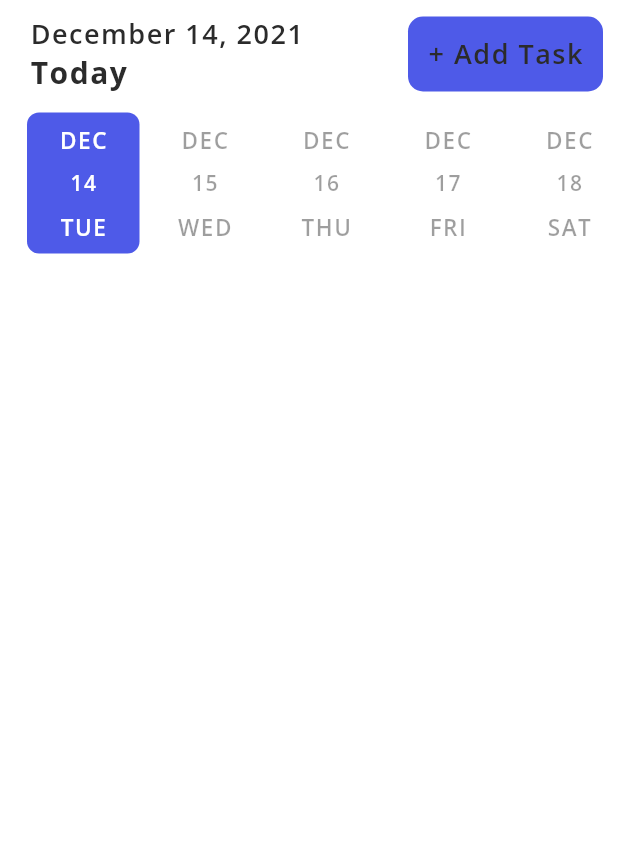
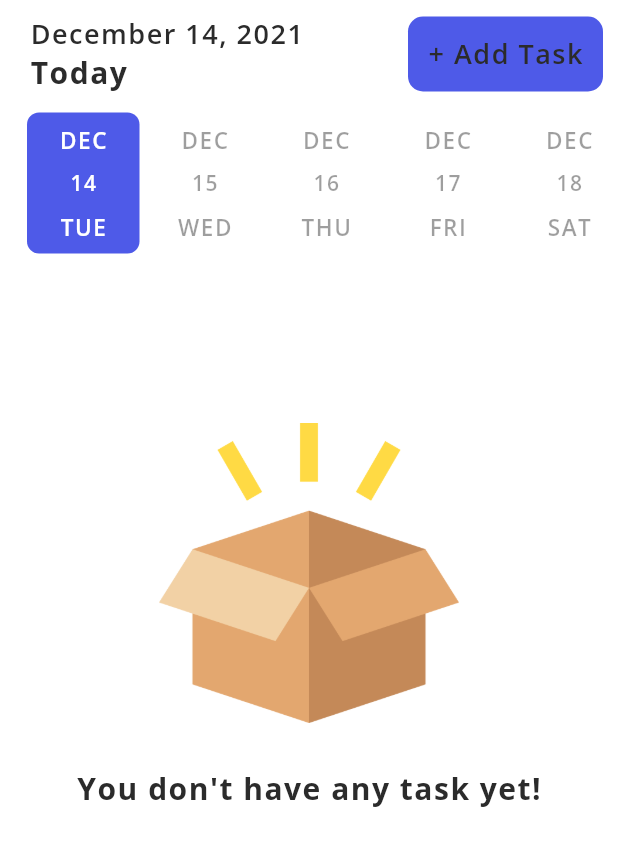
Before and after one commit to eslammongy/TodoApp, a Flutter app: the screen it shows after launch, on a phone screen of 412 x 824 dp, the part 84-950 px from its top. Run offline on Flutter 3.47's test engine with Material 2 defaults, Android fonts, the light colour scheme and no system bars; drawn by our look-alikes of date_picker_timeline; our stand-ins replace another_flushbar, flutter_local_notifications, flutter_native_timezone, flutter_staggered_animations, get, get_storage and 4 more; accounts and stored records are empty.

Commit message:
fix task colos issue

```diff
--- a/todo_app/lib/constants/theme.dart
+++ b/todo_app/lib/constants/theme.dart
@@ -7,7 +7,7 @@ const Color blueClr = Color(0xFF4e5ae8);
 const Color orangeClr = Color(0xCFFF5403);
 const Color pinkClr = Color(0xFFff4667);
 const Color purpleClr = Color(0xFF6E3CBC);
-const Color greenClr = Color(0xFF49FF00);
+const Color greenClr = Color(0xFF61BB46);
 
 const Color white = Colors.white;
 const primaryClr = blueClr;
--- a/todo_app/lib/db/db_helper.dart
+++ b/todo_app/lib/db/db_helper.dart
@@ -6,9 +6,9 @@ class DBHelper {
   static const int dbVersion = 1;
   static const String tabelName = 'tasks';
 
-  static Future initDB() async {
+  static Future<void> initDB() async {
     if (taskDB != null) {
-      print('Task Database Initialized');
+      print('Task Database Already Initialized');
       return;
     } else {
       try {
@@ -17,7 +17,7 @@ class DBHelper {
           dbPath,
           version: dbVersion,
           onCreate: (db, version) async {
-            await db.execute('CREATE TABLE $tabelName('
+            return db.execute('CREATE TABLE $tabelName('
                 'id INTEGER PRIMARY KEY AUTOINCREMENT, '
                 'title STRING, note TEXT, date STRING, '
                 'startTime STRING, endTime STRING, '
--- a/todo_app/lib/screens/home_screen.dart
+++ b/todo_app/lib/screens/home_screen.dart
@@ -3,6 +3,7 @@ import 'package:flutter/material.dart';
 import 'package:flutter_staggered_animations/flutter_staggered_animations.dart';
 import 'package:get/get.dart';
 import 'package:google_fonts/google_fonts.dart';
+import 'package:intl/intl.dart';
 import 'package:todo_app/constants/size_config.dart';
 import 'package:todo_app/constants/theme.dart';
 import 'package:todo_app/controllers/task_controller.dart';
@@ -33,6 +34,7 @@ class _HomeScreenState extends State<HomeScreen> {
     notificationHelper = NotifyHelper();
     notificationHelper.requestIOSPermissions();
     notificationHelper.initializeNotification();
+    taskController.getAllTasks();
   }
 
   @override
@@ -163,6 +165,12 @@ class _HomeScreenState extends State<HomeScreen> {
 
   displayAllTasks() {
     return Expanded(
+      child: Obx(() {
+        if (taskController.tasksList.isEmpty) {
+          return noTasksFound();
+        } else {
+          return RefreshIndicator(
+            onRefresh: () => taskController.getAllTasks(),
             child: ListView.builder(
                 scrollDirection: SizeConfig.orientation == Orientation.landscape
                     ? Axis.horizontal
@@ -171,10 +179,13 @@ class _HomeScreenState extends State<HomeScreen> {
                 itemCount: taskController.tasksList.length,
                 itemBuilder: (BuildContext context, int index) {
                   var task = taskController.tasksList[index];
-            var hour = task.startTime.toString().split(":")[0];
-            var minute = task.startTime.toString().split(":")[1];
+
+                  var date = DateFormat.jm().parse(task.startTime!);
+                  var taskTime = DateFormat('HH:mm').format(date);
                   notificationHelper.scheduledNotification(
-                int.parse(hour), int.parse(minute), task);
+                      int.parse(taskTime.toString().split(':')[0]),
+                      int.parse(taskTime.toString().split(':')[1]),
+                      task);
                   return AnimationConfiguration.staggeredList(
                     position: index,
                     duration: Duration(milliseconds: 1500),
@@ -190,12 +201,17 @@ class _HomeScreenState extends State<HomeScreen> {
                 }),
           );
         }
+      }),
+    );
+  }
 
   Widget noTasksFound() {
     return Stack(
       children: [
         AnimatedPositioned(
-          duration: Duration(microseconds: 3000),
+          duration: Duration(microseconds: 2000),
+          child: RefreshIndicator(
+            onRefresh: () => taskController.getAllTasks(),
             child: SingleChildScrollView(
                 child: Wrap(
               alignment: WrapAlignment.center,
@@ -235,6 +251,7 @@ class _HomeScreenState extends State<HomeScreen> {
                       ),
               ],
             )),
+          ),
         )
       ],
     );
```
Also changed, not shown: todo_app/lib/screens/widgets/task_tile.dart (+7 -7 lines). Lines whose indentation alone changed are shown as unchanged.
